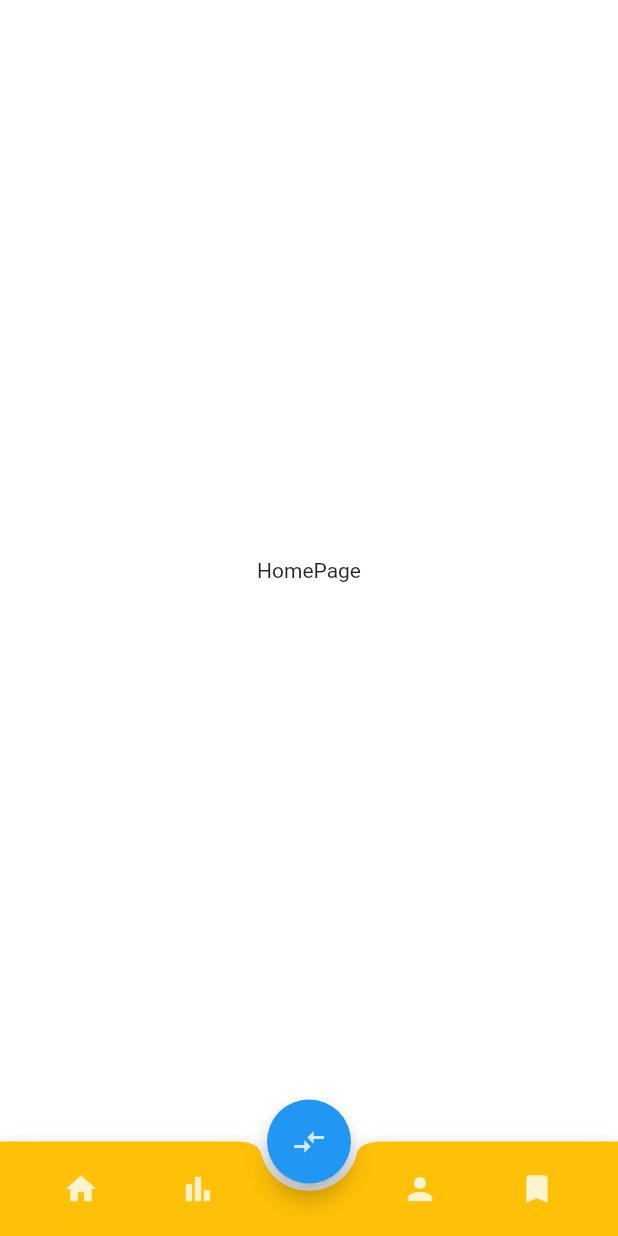
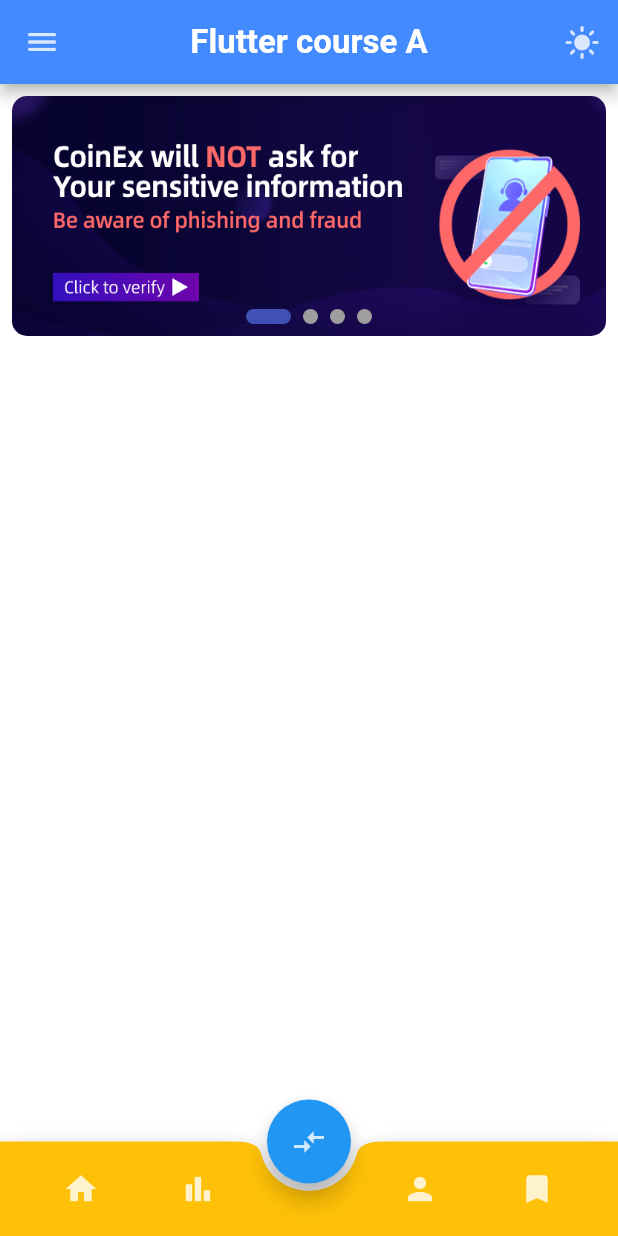
Before and after one commit to rezaabiri/flutter_coinmarket_provider, a Flutter app: the screen it shows after launch, on a phone screen of 412 x 824 dp. Run offline on Flutter 3.47's test engine with Material 2 defaults, Android fonts, the light colour scheme and no system bars; drawn by our look-alikes of smooth_page_indicator; our stand-ins replace google_fonts; generated files the repository leaves out were written again; Roboto replaces fonts that are missing (Ubuntu).

Commit message:
افزودن اسلایدر

```diff
--- a/lib/ui/HomePage.dart
+++ b/lib/ui/HomePage.dart
@@ -1,15 +1,72 @@
+
 
 import 'package:flutter/material.dart';
+import 'package:project_provider/ui/ui_helper/HomePageView.dart';
+import 'package:project_provider/ui/ui_helper/ThemeSwither.dart';
+import 'package:smooth_page_indicator/smooth_page_indicator.dart';
 
 class HomePage extends StatelessWidget {
-  const HomePage({Key? key}) : super(key: key);
+  HomePage({Key? key}) : super(key: key);
+
+  final PageController _pageViewController = PageController(initialPage: 0);
 
   @override
   Widget build(BuildContext context) {
+
+
+    var primaryColor = Theme.of(context).primaryColor;
+    TextTheme textTheme = Theme.of(context).textTheme;
+
+
     return Scaffold(
-      body: Center(
-        child: Text("HomePage"),
+      drawer: Drawer(),
+      appBar: AppBar(
+        backgroundColor: primaryColor,
+        actions: [
+          ThemeSwitcher()
+        ],
+        title: Text("Flutter course A"),
+        titleTextStyle: textTheme.titleLarge,
+        centerTitle: true,
       ),
+      body: SizedBox(
+        width: double.infinity,
+        height: double.infinity,
+        child: SingleChildScrollView(
+          scrollDirection: Axis.vertical,
+          child: Column(
+            children: [
+              Padding(
+                padding: const EdgeInsets.all(8.0),
+                child: SizedBox(
+                  width: double.infinity,
+                  height: 160,
+                  child: Stack(
+                    children: [
+                      HomePageView(controller: _pageViewController),
+                      Padding(
+                        padding: const EdgeInsets.all(8.0),
+                        child: Align(
+                          alignment: Alignment.bottomCenter,
+                          child: SmoothPageIndicator(
+                            controller: _pageViewController,
+                            count: 4,
+                            effect: ExpandingDotsEffect(
+                              dotWidth: 10,
+                              dotHeight: 10,
+                            ),
+                            onDotClicked: (index) => _pageViewController.animateToPage(index, duration: Duration(microseconds: 300), curve: Curves.easeInOut),
+                          ),
+                        ),
+                      )
+                    ],
+                  ),
+                ),
+              )
+            ],
+          ),
+        ),
+      )
     );
   }
 }
--- a/lib/ui/MainWrapper.dart
+++ b/lib/ui/MainWrapper.dart
@@ -26,7 +26,7 @@
       bottomNavigationBar: BottomNav(controller: _myPage,),
       body: PageView(
         controller: _myPage,
-        children: const [
+        children:  [
           HomePage(),
           MarketViewPage(),
           ProfilePage(),
--- /dev/null
+++ b/lib/ui/ui_helper/HomePageView.dart
@@ -0,0 +1,44 @@
+import 'package:flutter/material.dart';
+
+class HomePageView extends StatefulWidget {
+  var controller;
+  HomePageView({Key? key, required this.controller}) : super(key: key);
+
+  @override
+  State<HomePageView> createState() => _HomePageViewState();
+}
+
+class _HomePageViewState extends State<HomePageView> {
+
+  var images = [
+    'assets/images/image1.png',
+    'assets/images/image2.png',
+    'assets/images/image3.png',
+    'assets/images/image4.png',
+  ];
+
+  @override
+  void dispose() {
+    super.dispose();
+  }
+  @override
+  Widget build(BuildContext context) {
+    return PageView(
+      allowImplicitScrolling: true,
+      controller: widget.controller,
+      children: [
+        myPages(images[0]),
+        myPages(images[1]),
+        myPages(images[2]),
+        myPages(images[3]),
+      ],
+    );
+  }
+
+  Widget myPages(String image){
+    return ClipRRect(
+      borderRadius: BorderRadius.all(Radius.circular(10)),
+      child: Image(image: AssetImage(image), fit: BoxFit.fill,),
+    );
+  }
+}
```
Also changed, not shown: pubspec.yaml (+7 -2 lines), assets/images/image1.png (added), assets/images/image2.png (added), assets/images/image3.png (added), assets/images/image4.png (added), pubspec.lock.
